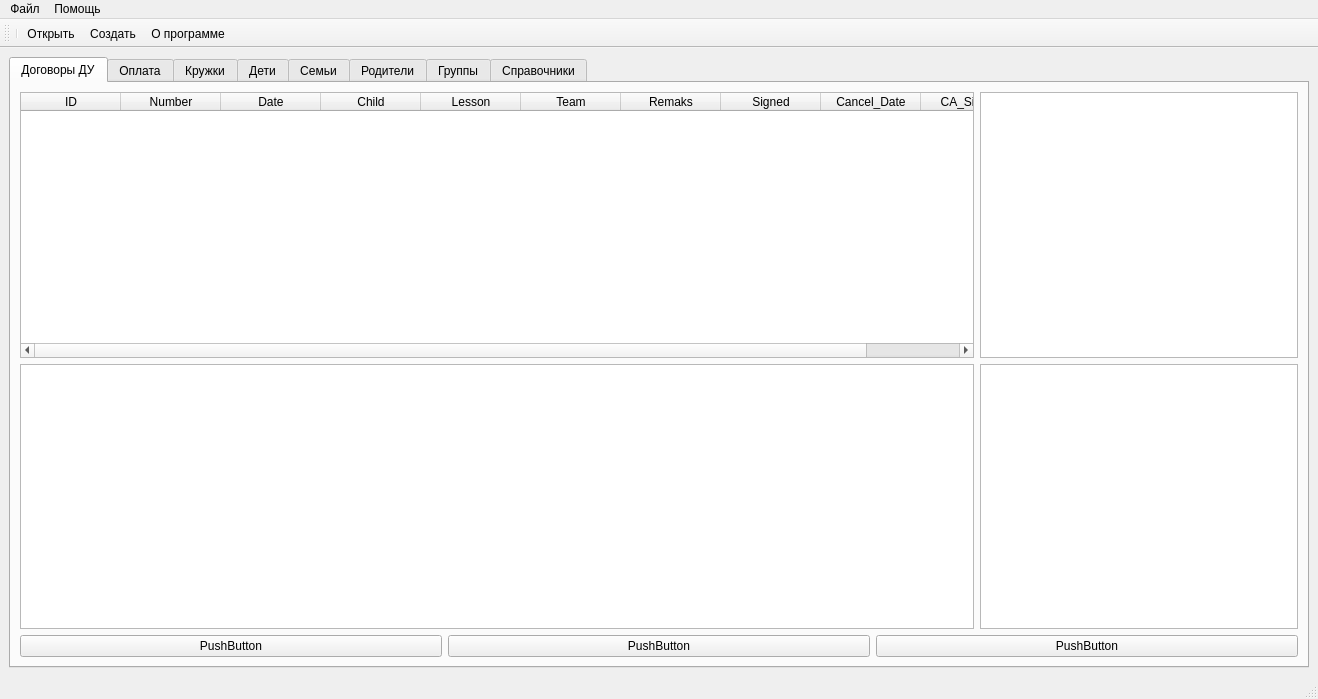
Old version of the form view/main_window.ui in the repository AlevtinAntonov/paid_services.
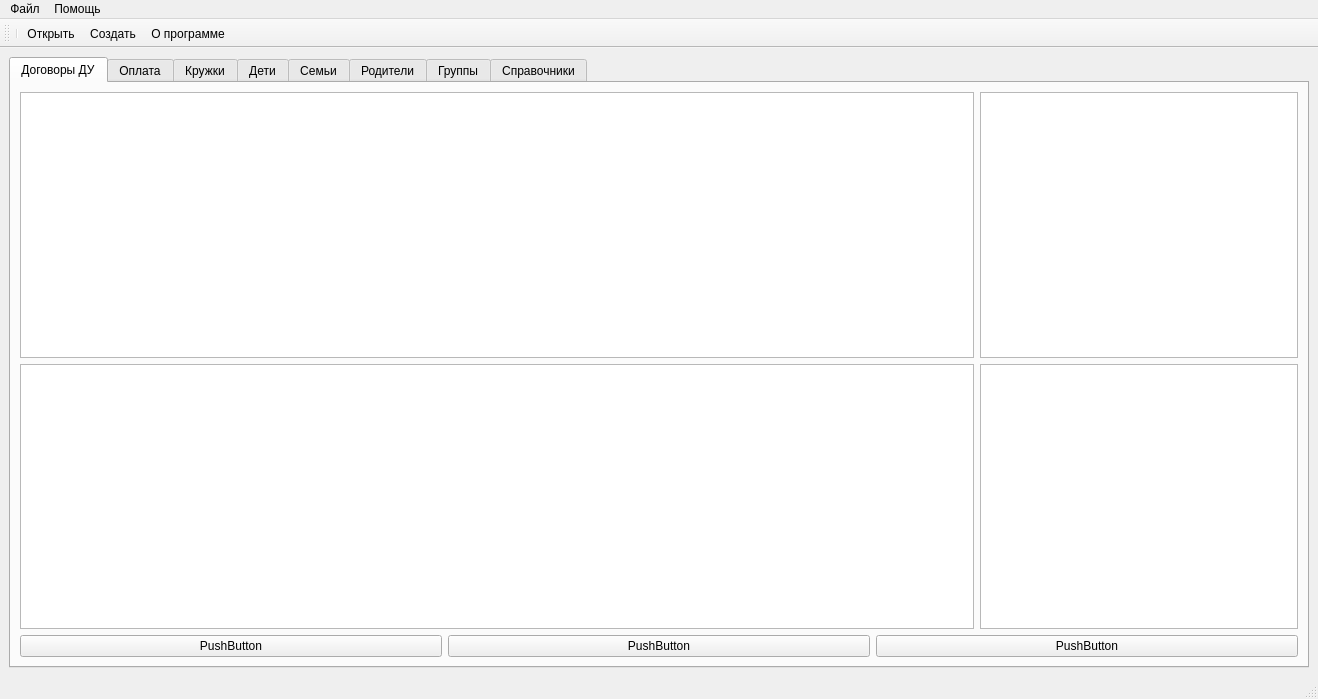
New version of the form. Icons and pictures are not drawn.

Commit message: check dates

What changed in the file:
```diff
--- a/view/main_window.ui
+++ b/view/main_window.ui
@@ -28,58 +28,7 @@
         <item>
          <layout class="QHBoxLayout" name="horizontalLayout_4" stretch="3,1">
           <item>
-           <widget class="QTableWidget" name="tableWidget_Contracts">
-            <column>
-             <property name="text">
-              <string>ID</string>
-             </property>
-            </column>
-            <column>
-             <property name="text">
-              <string>Number</string>
-             </property>
-            </column>
-            <column>
-             <property name="text">
-              <string>Date</string>
-             </property>
-            </column>
-            <column>
-             <property name="text">
-              <string>Child</string>
-             </property>
-            </column>
-            <column>
-             <property name="text">
-              <string>Lesson</string>
-             </property>
-            </column>
-            <column>
-             <property name="text">
-              <string>Team</string>
-             </property>
-            </column>
-            <column>
-             <property name="text">
-              <string>Remaks</string>
-             </property>
-            </column>
-            <column>
-             <property name="text">
-              <string>Signed</string>
-             </property>
-            </column>
-            <column>
-             <property name="text">
-              <string>Cancel_Date</string>
-             </property>
-            </column>
-            <column>
-             <property name="text">
-              <string>CA_Signed</string>
-             </property>
-            </column>
-           </widget>
+           <widget class="QTableWidget" name="tableWidget_Contracts"/>
           </item>
           <item>
            <widget class="QTableView" name="tableView_ContractInfo"/>
```
Left out of the diff: 2 changed lines with no effect on the pictures. The commit also changes 3 other files.
